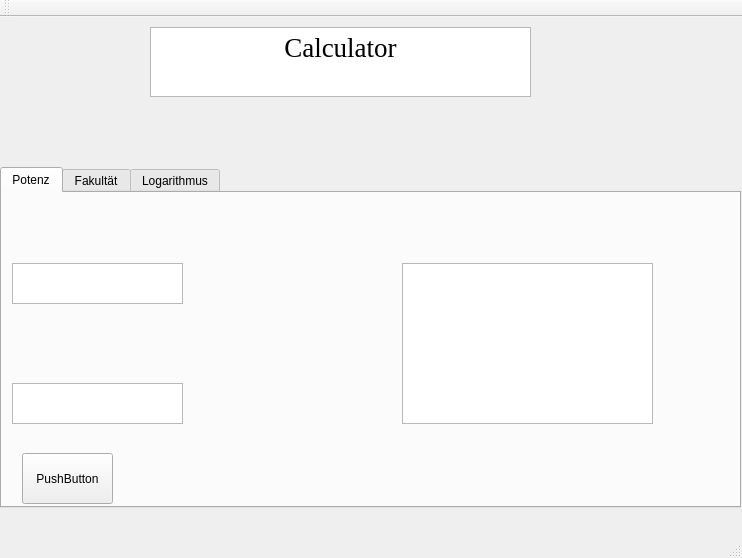
Biadetis/calculator, file calc_ui/CalcMainWindow.ui: the form before one commit.
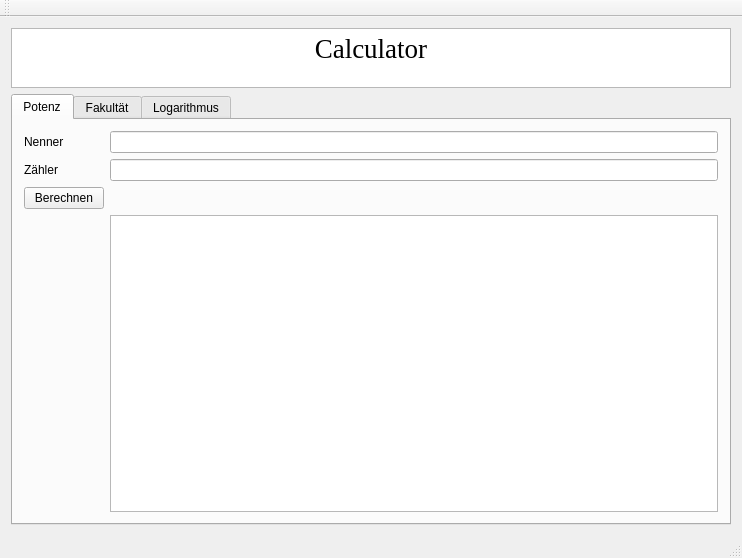
The form after the commit.

Commit message: Ui Potenz erstellt

Diff of the .ui file:
```diff
--- a/calc_ui/CalcMainWindow.ui
+++ b/calc_ui/CalcMainWindow.ui
@@ -14,14 +14,14 @@
    <string>CalcMainWindow</string>
   </property>
   <widget class="QWidget" name="centralWidget">
+   <layout class="QVBoxLayout" name="verticalLayout">
+    <item>
    <widget class="QTextEdit" name="textEdit">
-    <property name="geometry">
-     <rect>
-      <x>150</x>
-      <y>10</y>
-      <width>381</width>
-      <height>70</height>
-     </rect>
+      <property name="maximumSize">
+       <size>
+        <width>16777215</width>
+        <height>60</height>
+       </size>
     </property>
     <property name="font">
      <font>
@@ -39,15 +39,9 @@
 &lt;p align=&quot;center&quot; style=&quot; margin-top:0px; margin-bottom:0px; margin-left:0px; margin-right:0px; -qt-block-indent:0; text-indent:0px;&quot;&gt;&lt;span style=&quot; font-size:20pt;&quot;&gt;Calculator&lt;/span&gt;&lt;/p&gt;&lt;/body&gt;&lt;/html&gt;</string>
     </property>
    </widget>
+    </item>
+    <item>
    <widget class="QTabWidget" name="tabWidget">
-    <property name="geometry">
-     <rect>
-      <x>0</x>
-      <y>150</y>
-      <width>741</width>
-      <height>341</height>
-     </rect>
-    </property>
     <property name="currentIndex">
      <number>0</number>
     </property>
@@ -55,49 +49,44 @@
      <attribute name="title">
       <string>Potenz</string>
      </attribute>
-     <widget class="QPlainTextEdit" name="PotenzInput1">
-      <property name="geometry">
-       <rect>
-        <x>10</x>
-        <y>70</y>
-        <width>171</width>
-        <height>41</height>
-       </rect>
-      </property>
-     </widget>
-     <widget class="QPlainTextEdit" name="PotenzInput2">
-      <property name="geometry">
-       <rect>
-        <x>10</x>
-        <y>190</y>
-        <width>171</width>
-        <height>41</height>
-       </rect>
-      </property>
-     </widget>
+       <layout class="QFormLayout" name="formLayout">
+        <item row="0" column="0">
+         <widget class="QLabel" name="label">
+          <property name="text">
+           <string>Nenner</string>
+          </property>
+         </widget>
+        </item>
+        <item row="1" column="0">
+         <widget class="QLabel" name="label_2">
+          <property name="text">
+           <string>Zähler</string>
+          </property>
+         </widget>
+        </item>
+        <item row="2" column="0">
      <widget class="QPushButton" name="PotenzExec">
-      <property name="geometry">
-       <rect>
-        <x>20</x>
-        <y>260</y>
-        <width>91</width>
-        <height>51</height>
-       </rect>
-      </property>
       <property name="text">
-       <string>PushButton</string>
-      </property>
-     </widget>
-     <widget class="QPlainTextEdit" name="PotenzOutput">
-      <property name="geometry">
-       <rect>
-        <x>400</x>
-        <y>70</y>
-        <width>251</width>
-        <height>161</height>
-       </rect>
-      </property>
-     </widget>
+           <string>Berechnen</string>
+          </property>
+         </widget>
+        </item>
+        <item row="0" column="1">
+         <widget class="QLineEdit" name="PotenzInput1"/>
+        </item>
+        <item row="1" column="1">
+         <widget class="QLineEdit" name="PotenzInput2"/>
+        </item>
+        <item row="3" column="1">
+         <widget class="QTextEdit" name="PotenzOutput">
+          <property name="font">
+           <font>
+            <pointsize>22</pointsize>
+           </font>
+          </property>
+         </widget>
+        </item>
+       </layout>
     </widget>
     <widget class="QWidget" name="tab_3">
      <attribute name="title">
@@ -110,6 +99,8 @@
      </attribute>
     </widget>
    </widget>
+    </item>
+   </layout>
   </widget>
   <widget class="QMenuBar" name="menuBar">
    <property name="geometry">
```
Lines whose indentation alone changed are shown as unchanged. The commit also changes 1 other file.
